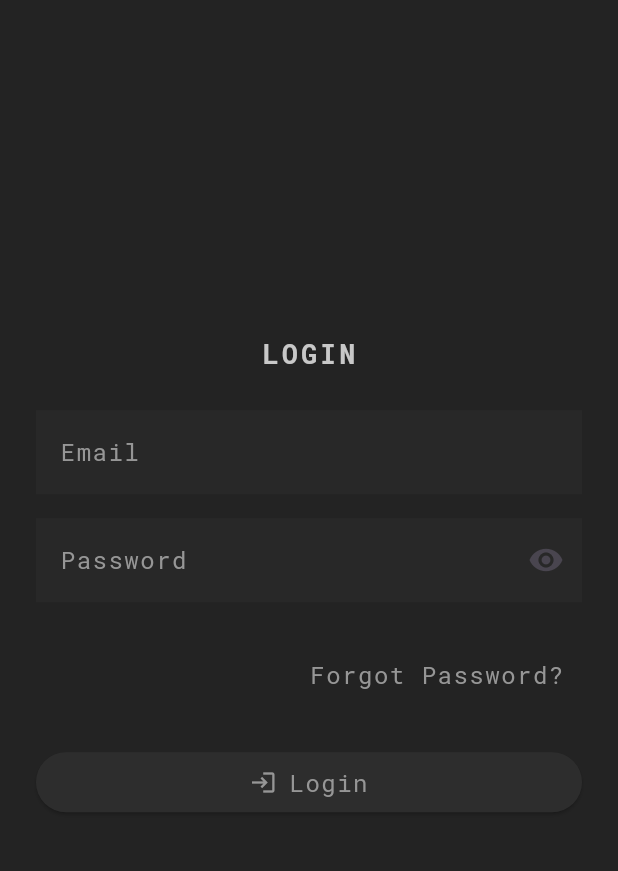
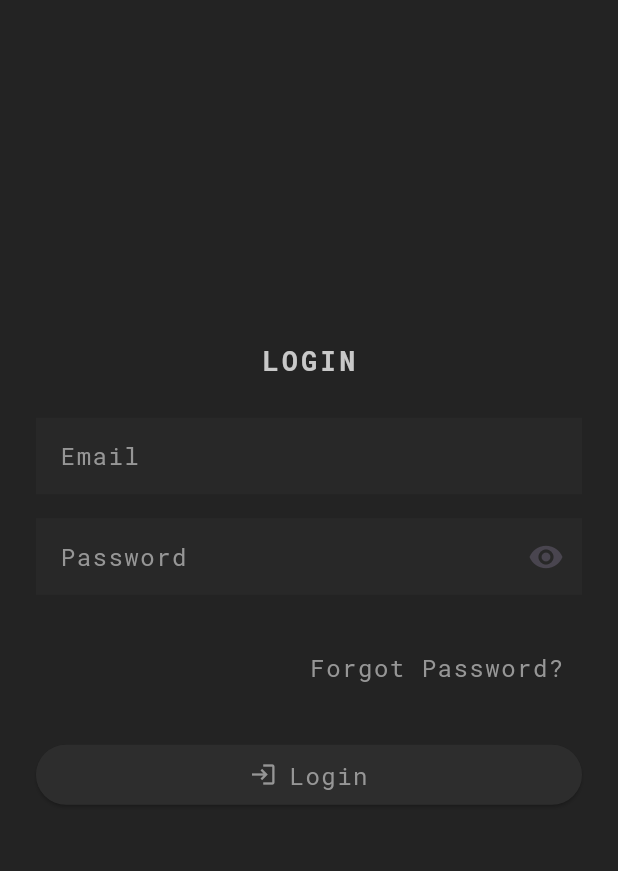
Before and after one commit to 2EZ4BLINK/blog-app, a Flutter app: the screen it shows after launch, on a phone screen of 412 x 824 dp, the part 84-955 px from its top. Run offline on Flutter 3.47's test engine with Material 3 defaults, Android fonts, the phone set to English and light mode, and no system bars; our stand-ins replace google_fonts, supabase_flutter; accounts and stored records are empty.

Commit message:
chore: fixed the textfield style

```diff
--- a/lib/shared/styled_text_field.dart
+++ b/lib/shared/styled_text_field.dart
@@ -1,3 +1,4 @@
+import 'package:blog_forum/theme.dart';
 import 'package:flutter/material.dart';
 import 'package:google_fonts/google_fonts.dart';
 
@@ -33,6 +34,10 @@ class _StyledTextFieldState extends State<StyledTextField> {
   @override
   Widget build(BuildContext context) {
     return TextField(
+        style: GoogleFonts.robotoMono(
+          textStyle: Theme.of(context).textTheme.bodySmall
+        ),
+        cursorColor: AppColors.textColor,
         controller: widget.controller,
         keyboardType: widget.keyboardType,
         onChanged: widget.onChanged,
--- a/lib/theme.dart
+++ b/lib/theme.dart
@@ -25,6 +25,11 @@ ThemeData defaultTheme = ThemeData(
 
   // Text Theme
   textTheme: TextTheme(
+    bodySmall: TextStyle(
+      color: AppColors.textColor,
+      fontSize: 14,
+      letterSpacing: 1,
+    ),
     bodyMedium: TextStyle(
       color: AppColors.textColor,
       fontSize: 16,
@@ -58,8 +63,8 @@ ThemeData defaultTheme = ThemeData(
     filled: true,
     fillColor:AppColors.secondaryColor.withValues(alpha: 0.5),
     border: InputBorder.none,
-    labelStyle: TextStyle(color: AppColors.textColor),
-    prefixIconColor: AppColors.textColor,
+    labelStyle: TextStyle(color: Colors.yellow),
+
   ),
 
   // Dialog Theme
```
